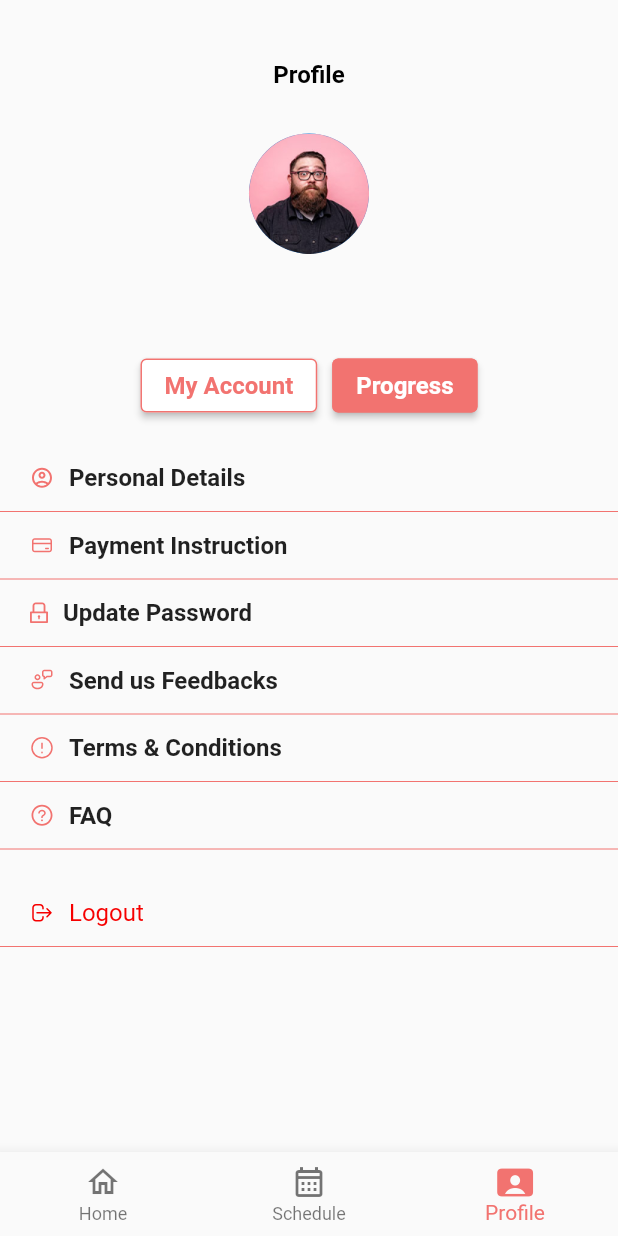
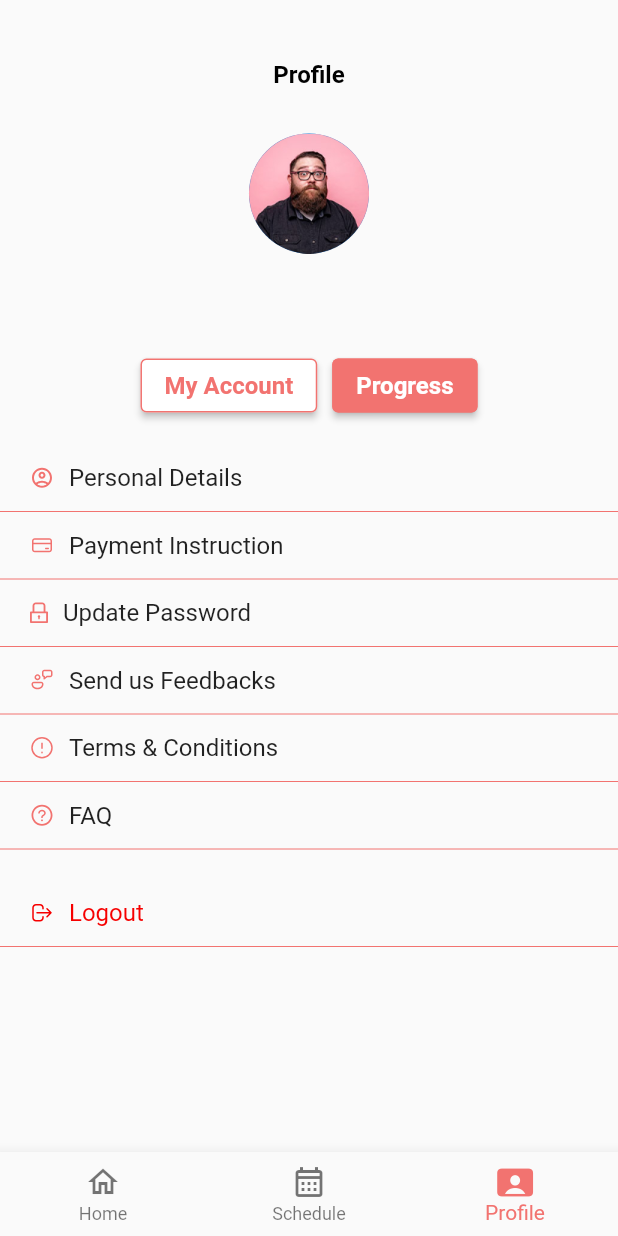
Before and after one commit to AbdullahNouvalShidqi/gym_membership_apps, a Flutter app: the HomeScreen screen opened by its route, item 3 of the bottom bar chosen, on a phone screen of 412 x 824 dp. Run offline on Flutter 3.47's test engine with Material 2 defaults, Android fonts, the phone set to English and light mode, and no system bars; our stand-ins replace cached_network_image, carousel_slider, dio, flutter_rating_bar, flutter_spinkit, flutter_svg and 3 more; accounts and stored records are empty; network calls fail.

```diff
--- a/lib/model/article_model.dart
+++ b/lib/model/article_model.dart
@@ -4,4 +4,15 @@ class ArticleModel {
   String url;
 
   ArticleModel({required this.imageUrl, required this.title, required this.url});
+
+  ArticleModel.fromJson(Map<String, dynamic> json)
+      : imageUrl = json['imageUrl'],
+        title = json['title'],
+        url = json['url'];
+
+  toJson() => {
+        'imageUrl': imageUrl,
+        'title': title,
+        'url': url,
+      };
 }
--- a/lib/screen/home/home_view_model.dart
+++ b/lib/screen/home/home_view_model.dart
@@ -44,13 +44,17 @@ class HomeViewModel with ChangeNotifier {
     if (tabItem == _currentPage) {
       final isNotFirstRouteInCurrentTab = _navigatorKeys[_currentPage]!.currentState!.canPop();
       DateTime now = DateTime.now();
-      if ((currentBackPressTime == null || now.difference(currentBackPressTime!) > const Duration(milliseconds: 2000)) && isNotFirstRouteInCurrentTab) {
+      if ((currentBackPressTime == null || now.difference(currentBackPressTime!) > const Duration(milliseconds: 2000)) &&
+          isNotFirstRouteInCurrentTab) {
         currentBackPressTime = now;
         Fluttertoast.cancel();
         Fluttertoast.showToast(msg: "Press $_currentPage again to main page of $_currentPage");
         return;
-      } else if (tabItem == _currentPage && _homeScrollController.offset != _homeScrollController.position.minScrollExtent && !isNotFirstRouteInCurrentTab) {
-        _homeScrollController.animateTo(_homeScrollController.position.minScrollExtent, duration: const Duration(milliseconds: 500), curve: Curves.easeOutQuart);
+      } else if (tabItem == _currentPage &&
+          _homeScrollController.offset != _homeScrollController.position.minScrollExtent &&
+          !isNotFirstRouteInCurrentTab) {
+        _homeScrollController.animateTo(_homeScrollController.position.minScrollExtent,
+            duration: const Duration(milliseconds: 500), curve: Curves.easeOutQuart);
         return;
       }
       currentBackPressTime = null;
@@ -82,7 +86,8 @@ class HomeViewModel with ChangeNotifier {
       return false;
     } else {
       DateTime now = DateTime.now();
-      if ((currentBackPressTime == null || now.difference(currentBackPressTime!) > const Duration(milliseconds: 2000)) && !isNotFirstRouteInCurrentTab) {
+      if ((currentBackPressTime == null || now.difference(currentBackPressTime!) > const Duration(milliseconds: 2000)) &&
+          !isNotFirstRouteInCurrentTab) {
         currentBackPressTime = now;
         Fluttertoast.cancel();
         Fluttertoast.showToast(msg: 'Press back again to exit');
@@ -95,14 +100,17 @@ class HomeViewModel with ChangeNotifier {
   }
 
   List<HomeClassModel> _classes = [];
+  List<HomeClassModel> get classes => _classes;
 
-  List<HomeClassModel> get classes => _classes;
+  List<ArticleModel> _articles = [];
+  List<ArticleModel> get articles => _articles;
 
   Future<List<HomeClassModel>> getInitData() async {
     changeState(HomeViewState.loading);
 
     try {
       _classes = await MainAPI().getHomeClass();
+      _articles = await MainAPI().getArticles();
 
       changeState(HomeViewState.none);
     } catch (e) {
@@ -114,23 +122,21 @@ class HomeViewModel with ChangeNotifier {
     return _classes;
   }
 
-  final List<ArticleModel> _articles = [
-    ArticleModel(
-      imageUrl: 'https://gethealthyu.com/wp-content/uploads/2021/11/fitness-tips-500x500.png.webp',
-      title: "101 Fitness Tips That Rock (From a Personal Trainer!)",
-      url: 'https://gethealthyu.com/101-fitness-tips-that-rock/',
-    ),
-    ArticleModel(
-      imageUrl: 'https://www.mensjournal.com/wp-content/uploads/mf/1280-improve-performance.jpg?w=900&quality=86&strip=all',
-      title: "25 Expert Fitness Tips and Strategies Every Lifter Should Know",
-      url: 'https://www.mensjournal.com/health-fitness/25-expert-fitness-tips-and-strategies-every-lifter-should-know/',
-    ),
-    ArticleModel(
-      imageUrl: 'https://www.planetfitness.com/sites/default/files/feature-image/PF14209_LowRes%20%281%29.jpg',
-      title: "7 MOTIVATING GYM TIPS FOR BEGINNERS",
-      url: 'https://www.planetfitness.com/community/articles/7-motivating-gym-tips-beginners',
-    ),
-  ];
+  Future<void> refreshData() async {
+    try {
+      final currentLength = _classes.length + _articles.length;
+      _classes = await MainAPI().getHomeClass();
+      _articles = await MainAPI().getArticles();
+      final afterRefreshLength = _classes.length + _articles.length;
 
-  List<ArticleModel> get articles => _articles;
+      changeState(HomeViewState.none);
+      if (currentLength != afterRefreshLength) {
+        Fluttertoast.showToast(msg: 'New data found');
+        return;
+      }
+      Fluttertoast.showToast(msg: 'No new data found');
+    } catch (e) {
+      changeState(HomeViewState.error);
+    }
+  }
 }
--- a/lib/screen/profile/profile_view_model.dart
+++ b/lib/screen/profile/profile_view_model.dart
@@ -50,27 +50,27 @@ class ProfileViewModel with ChangeNotifier {
   final List<ProfileSettingsModel> _myAccountItems = [
     ProfileSettingsModel(
       icon: SvgPicture.asset('assets/icons/personal_detail.svg'),
-      title: const Text('Personal Details', style: TextStyle(fontSize: 16, fontWeight: FontWeight.w600)),
+      title: const Text('Personal Details', style: TextStyle(fontSize: 16, fontWeight: FontWeight.w400)),
     ),
     ProfileSettingsModel(
       icon: SvgPicture.asset('assets/icons/payment.svg'),
-      title: const Text('Payment Instruction', style: TextStyle(fontSize: 16, fontWeight: FontWeight.w600)),
+      title: const Text('Payment Instruction', style: TextStyle(fontSize: 16, fontWeight: FontWeight.w400)),
     ),
     ProfileSettingsModel(
       icon: SvgPicture.asset('assets/icons/update_password.svg'),
-      title: const Text('Update Password', style: TextStyle(fontSize: 16, fontWeight: FontWeight.w600)),
+      title: const Text('Update Password', style: TextStyle(fontSize: 16, fontWeight: FontWeight.w400)),
     ),
     ProfileSettingsModel(
       icon: SvgPicture.asset('assets/icons/feedback.svg'),
-      title: const Text('Send us Feedbacks', style: TextStyle(fontSize: 16, fontWeight: FontWeight.w600)),
+      title: const Text('Send us Feedbacks', style: TextStyle(fontSize: 16, fontWeight: FontWeight.w400)),
     ),
     ProfileSettingsModel(
       icon: SvgPicture.asset('assets/icons/terms.svg'),
-      title: const Text('Terms & Conditions', style: TextStyle(fontSize: 16, fontWeight: FontWeight.w600)),
+      title: const Text('Terms & Conditions', style: TextStyle(fontSize: 16, fontWeight: FontWeight.w400)),
     ),
     ProfileSettingsModel(
       icon: SvgPicture.asset('assets/icons/faq.svg'),
-      title: const Text('FAQ', style: TextStyle(fontSize: 16, fontWeight: FontWeight.w600)),
+      title: const Text('FAQ', style: TextStyle(fontSize: 16, fontWeight: FontWeight.w400)),
     ),
     ProfileSettingsModel(
       icon: SvgPicture.asset('assets/icons/logout.svg'),
```
Also changed, not shown: lib/model/api/main_api.dart (+9 -0 lines), lib/screen/home/home_page_screen.dart (+6 -5 lines).
